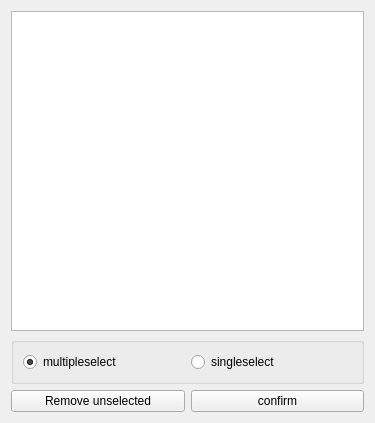
Old version of the form zim_pages_selector.ui in the repository AvianY/zim_page_form.
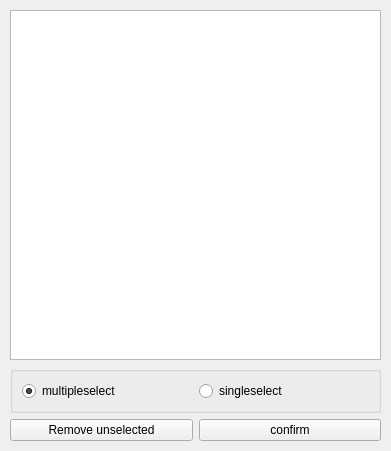
New version of the form.

Commit message: remove generated ui files

The edit to the form file:
```diff
--- a/zim_pages_selector.ui
+++ b/zim_pages_selector.ui
@@ -6,14 +6,26 @@
    <rect>
     <x>0</x>
     <y>0</y>
-    <width>375</width>
-    <height>423</height>
+    <width>391</width>
+    <height>451</height>
    </rect>
   </property>
   <property name="windowTitle">
    <string>Form</string>
   </property>
   <layout class="QGridLayout" name="gridLayout_2">
+   <property name="leftMargin">
+    <number>10</number>
+   </property>
+   <property name="topMargin">
+    <number>10</number>
+   </property>
+   <property name="rightMargin">
+    <number>10</number>
+   </property>
+   <property name="bottomMargin">
+    <number>10</number>
+   </property>
    <item row="0" column="0">
     <widget class="QListView" name="listView">
      <property name="minimumSize">
```
The commit also changes 6 other files.
